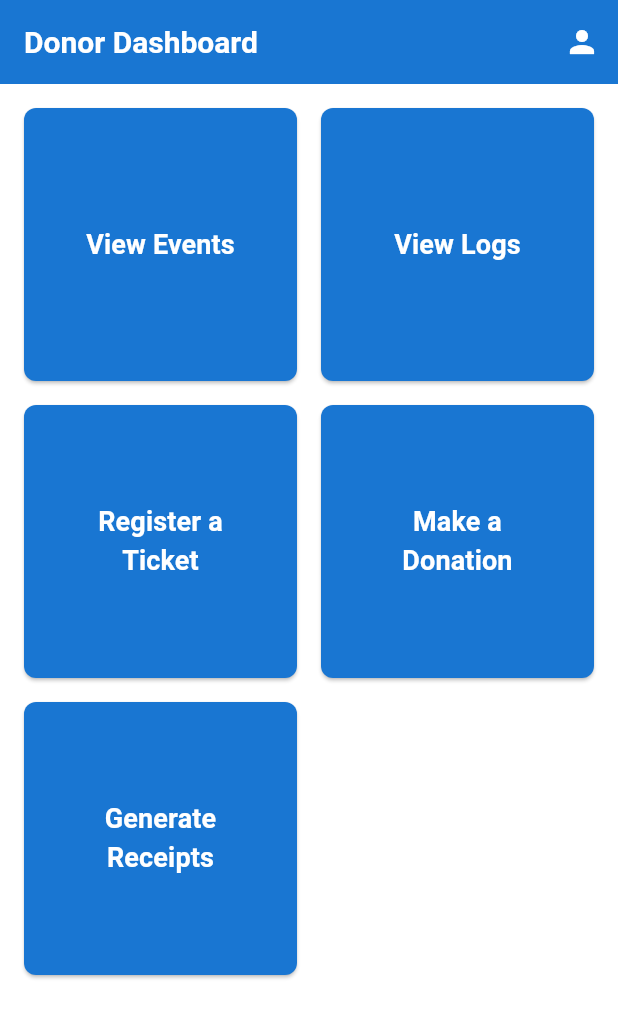
After one commit to Ahmed-Eldera/Orphange, a Flutter app: the DonorDashboard screen opened by its route, on a phone screen of 412 x 824 dp. The commit adds this screen. Shown: the top 1018 px of the screen. Run offline on Flutter 3.47's test engine with Material 3 defaults, Android fonts, the phone set to English and light mode, and no system bars; our stand-ins replace cloud_firestore, firebase_core; accounts and stored records are empty.

Commit message:
Added Donor Dashboard View Page

```diff
--- a/lib/main.dart
+++ b/lib/main.dart
@@ -1,5 +1,6 @@
 import 'package:flutter/material.dart';
 import 'package:hope_home/models/event.dart';
+import 'package:hope_home/views/donor_dashboard.dart';
 // import 'views/welcome_screen.dart';
 import 'models/users/admin.dart';
 import 'models/users/donor.dart';
@@ -29,6 +30,7 @@ class MyApp extends StatelessWidget {
         '/': (context) => SignUpScreen(),
         '/donorSignup': (context) => DonorSignUpScreen(),
         '/volunteerSignup': (context) => VolunteerSignUpScreen(),
+        '/donorDashboard': (context) => DonorDashboard(),
       },
     );
   }
--- /dev/null
+++ b/lib/views/donor_dashboard.dart
@@ -0,0 +1,103 @@
+import 'package:flutter/material.dart';
+
+class DonorDashboard extends StatelessWidget {
+  const DonorDashboard({Key? key}) : super(key: key);
+
+  @override
+  Widget build(BuildContext context) {
+    return Scaffold(
+      appBar: AppBar(
+        automaticallyImplyLeading: false,
+        title: const Text(
+          'Donor Dashboard',
+          style: TextStyle(
+            color: Colors.white,
+            fontSize: 20,
+            fontFamily: 'Roboto',
+            fontWeight: FontWeight.bold,
+          ),
+        ),
+        backgroundColor: Colors.blue.shade700,
+        actions: [
+          IconButton(
+            icon: const Icon(
+              Icons.person,
+              color: Colors.white,
+            ),
+            onPressed: () {
+              Navigator.push(
+                context,
+                MaterialPageRoute(builder: (context) => const ProfilePlaceholderPage()),
+              );
+            },
+          ),
+        ],
+      ),
+      body: Container(
+        color: Colors.white,
+        padding: const EdgeInsets.all(16.0),
+        child: GridView.count(
+          crossAxisCount: 2,
+          crossAxisSpacing: 16.0,
+          mainAxisSpacing: 16.0,
+          childAspectRatio: 1,
+          children: [
+            _buildDashboardButton('View Events', () {}),
+            _buildDashboardButton('View Logs', () {}),
+            _buildDashboardButton('Register a Ticket', () {}),
+            _buildDashboardButton('Make a Donation', () {}),
+            _buildDashboardButton('Generate Receipts', () {}),
+          ],
+        ),
+      ),
+    );
+  }
+
+  Widget _buildDashboardButton(String label, VoidCallback onPressed) {
+    return ElevatedButton(
+      onPressed: onPressed,
+      style: ElevatedButton.styleFrom(
+        backgroundColor: Colors.blue.shade700,
+        shape: RoundedRectangleBorder(
+          borderRadius: BorderRadius.circular(8.0),
+        ),
+      ),
+      child: Text(
+        label,
+        style: const TextStyle(
+          color: Colors.white,
+          fontSize: 18,
+          fontFamily: 'Roboto',
+          fontWeight: FontWeight.bold,
+        ),
+        textAlign: TextAlign.center,
+      ),
+    );
+  }
+}
+
+class ProfilePlaceholderPage extends StatelessWidget {
+  const ProfilePlaceholderPage({Key? key}) : super(key: key);
+
+  @override
+  Widget build(BuildContext context) {
+    return Scaffold(
+      appBar: AppBar(
+        title: const Text('Profile Page'),
+        backgroundColor: Colors.blue.shade700,
+      ),
+      body: const Center(
+        child: Text(
+          'A placeholder for profile page.',
+          style: TextStyle(fontSize: 18, fontFamily: 'Roboto', fontWeight: FontWeight.bold),
+        ),
+      ),
+    );
+  }
+}
+
+void main() {
+  runApp(const MaterialApp(
+    home: DonorDashboard(),
+  ));
+}
```
Also changed, not shown: pubspec.lock, 7 other files.
